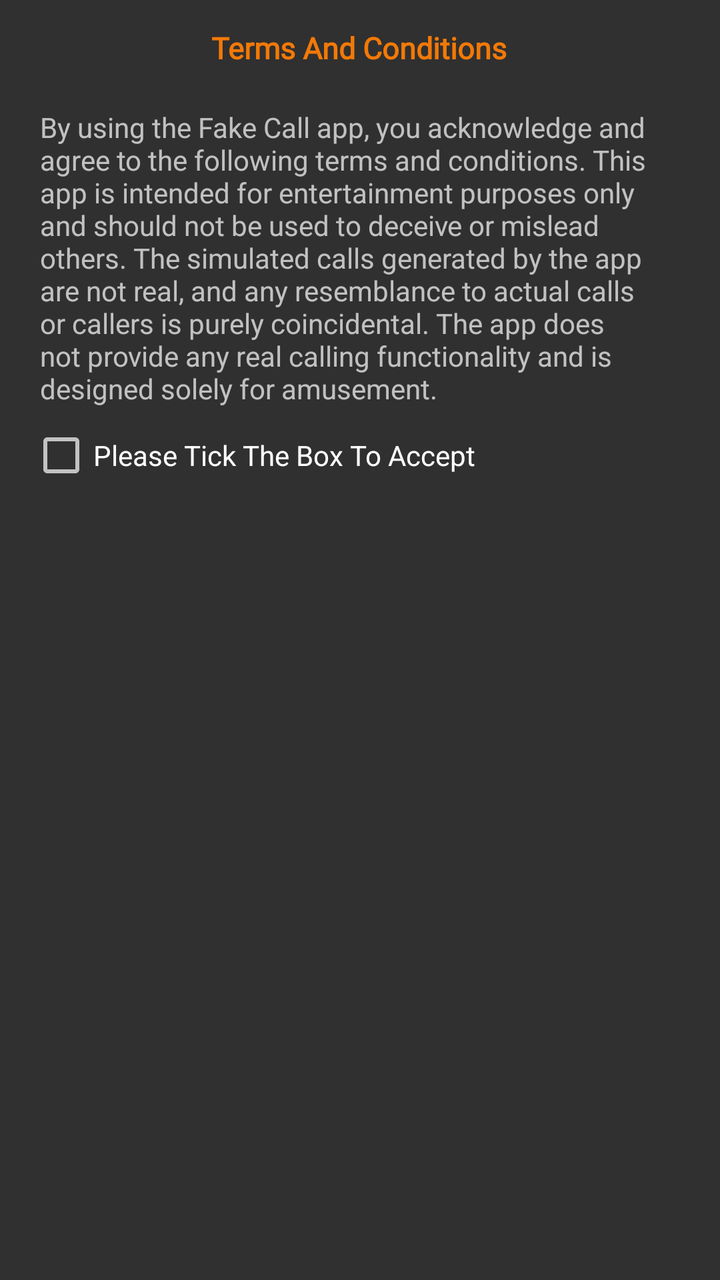
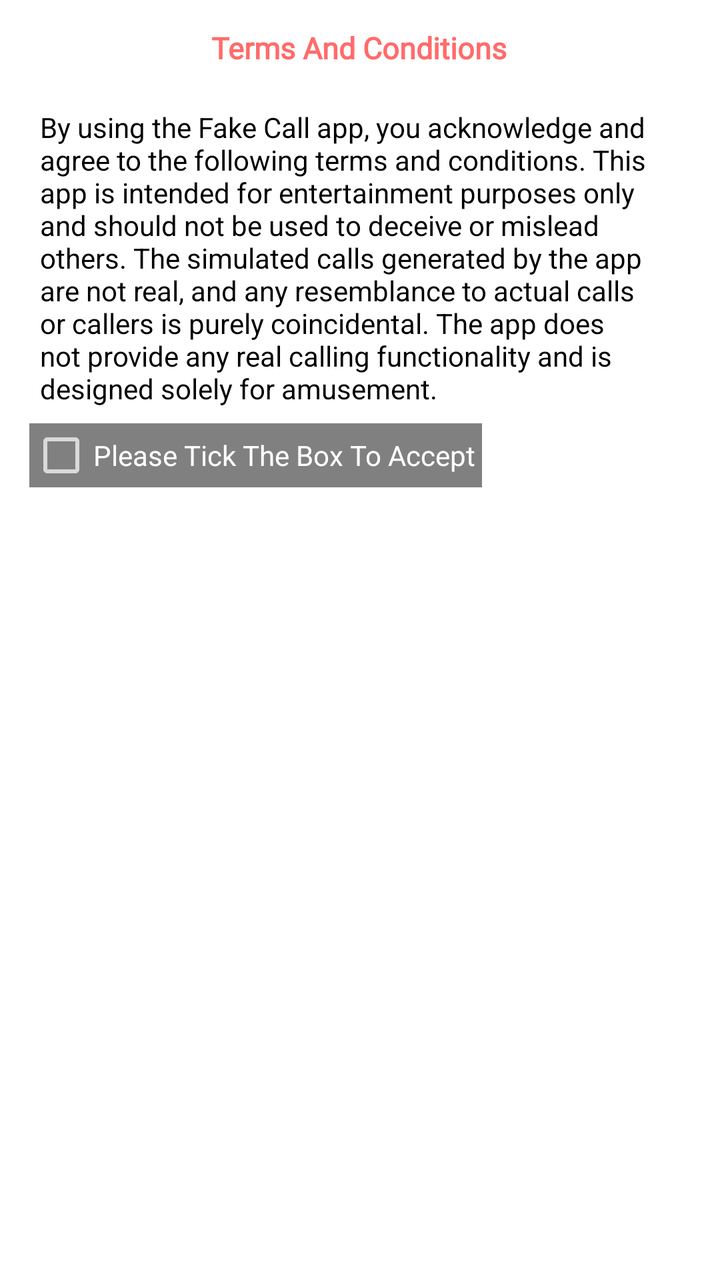

An Android layout rendered at two revisions. The XML below is the earlier revision; the diff shows what the commit changed to produce the second picture.
<!-- AndroidManifest.xml: activity theme Theme.AppCompat.NoActionBar -->
<!-- res/layout/activity_terms_and_condition.xml -->
<?xml version="1.0" encoding="utf-8"?>
<androidx.constraintlayout.widget.ConstraintLayout xmlns:android="http://schemas.android.com/apk/res/android"
    xmlns:app="http://schemas.android.com/apk/res-auto"
    xmlns:tools="http://schemas.android.com/tools"
    android:layout_width="match_parent"
    android:layout_height="match_parent"
    tools:context=".activities.TermsAndConditionActivity">

    <TextView
        android:id="@+id/texttermandconditions"
        android:layout_width="wrap_content"
        android:layout_height="wrap_content"
        android:fontFamily="@font/poppins_bold"
        android:text="Terms And Conditions"
        android:textColor="#f27907"
        android:textSize="15dp"
        android:textStyle="bold"
        app:layout_constraintBottom_toBottomOf="parent"
        app:layout_constraintEnd_toEndOf="parent"
        app:layout_constraintHorizontal_bias="0.498"
        app:layout_constraintStart_toStartOf="parent"
        app:layout_constraintTop_toTopOf="parent"
        app:layout_constraintVertical_bias="0.022" />

    <TextView
        android:id="@+id/texttermsandcondtioncontent"
        android:layout_width="match_parent"
        android:layout_height="wrap_content"
        android:layout_marginStart="20dp"
        android:layout_marginTop="20dp"
        android:layout_marginEnd="20dp"
        android:text="@string/terms_and_conditions"
        app:layout_constraintEnd_toEndOf="parent"
        app:layout_constraintHorizontal_bias="0.498"
        app:layout_constraintStart_toStartOf="parent"
        app:layout_constraintTop_toBottomOf="@+id/texttermandconditions" />

    <CheckBox
        android:id="@+id/checkBox"
        android:layout_width="wrap_content"
        android:layout_height="wrap_content"
        android:layout_marginTop="8dp"
        android:text="Please Tick The Box To Accept "
        app:layout_constraintEnd_toEndOf="parent"

        app:layout_constraintHorizontal_bias="0.109"
        app:layout_constraintStart_toStartOf="parent"
        app:layout_constraintTop_toBottomOf="@+id/texttermsandcondtioncontent" />

    <TextView
        android:id="@+id/continuedata"
        android:layout_width="283dp"
        android:layout_height="44dp"
        android:layout_marginTop="32dp"

        android:fontFamily="@font/poppins_bold"
        android:gravity="center"
        android:text="Continue"
        android:textAlignment="center"
        android:background="@drawable/btnbackground"
        android:textColor="@color/black"
        android:textSize="@dimen/_14ssp"
        android:textStyle="bold"
        android:visibility="gone"
        app:layout_constraintBottom_toBottomOf="parent"
        app:layout_constraintEnd_toEndOf="parent"
        app:layout_constraintStart_toStartOf="parent"
        app:layout_constraintTop_toBottomOf="@+id/checkBox"
        app:layout_constraintVertical_bias="0.0" />



</androidx.constraintlayout.widget.ConstraintLayout>
<!-- resources referenced by this layout -->
<resources>
  <color name="black">#FF000000</color>
  <!-- drawable btnbackground (drawable) -->
  <?xml version="1.0" encoding="utf-8"?>
  <shape xmlns:android="http://schemas.android.com/apk/res/android"
      android:shape="rectangle">
      <solid android:color="#FF8600" />
      <corners android:bottomRightRadius="8dp"
          android:bottomLeftRadius="8dp"
          android:topRightRadius="8dp"
          android:topLeftRadius="8dp"/>
  </shape>
  <string name="terms_and_conditions">By using the Fake Call app, you acknowledge and agree to the following terms and conditions.
          This app is intended for entertainment purposes only and should not be used to deceive or mislead others. The simulated calls generated by the app are not real,
          and any resemblance to actual calls or callers is purely coincidental.
          The app does not provide any real calling functionality and is designed solely for amusement.</string>
</resources>

<!-- the commit's change to res/layout/activity_terms_and_condition.xml (unified diff, before → after) -->
@@ -4,6 +4,7 @@
     xmlns:tools="http://schemas.android.com/tools"
     android:layout_width="match_parent"
     android:layout_height="match_parent"
+    android:background="@color/white"
     tools:context=".activities.TermsAndConditionActivity">
 
     <TextView
@@ -12,7 +13,7 @@
         android:layout_height="wrap_content"
         android:fontFamily="@font/poppins_bold"
         android:text="Terms And Conditions"
-        android:textColor="#f27907"
+        android:textColor="@color/pink"
         android:textSize="15dp"
         android:textStyle="bold"
         app:layout_constraintBottom_toBottomOf="parent"
@@ -29,6 +30,7 @@
         android:layout_marginStart="20dp"
         android:layout_marginTop="20dp"
         android:layout_marginEnd="20dp"
+        android:textColor="@color/black"
         android:text="@string/terms_and_conditions"
         app:layout_constraintEnd_toEndOf="parent"
         app:layout_constraintHorizontal_bias="0.498"
@@ -40,9 +42,10 @@
         android:layout_width="wrap_content"
         android:layout_height="wrap_content"
         android:layout_marginTop="8dp"
+        android:textColor="@color/white"
         android:text="Please Tick The Box To Accept "
+        android:background="@color/gray"
         app:layout_constraintEnd_toEndOf="parent"
-
         app:layout_constraintHorizontal_bias="0.109"
         app:layout_constraintStart_toStartOf="parent"
         app:layout_constraintTop_toBottomOf="@+id/texttermsandcondtioncontent" />
@@ -58,7 +61,7 @@
         android:text="Continue"
         android:textAlignment="center"
         android:background="@drawable/btnbackground"
-        android:textColor="@color/black"
+        android:textColor="@color/white"
         android:textSize="@dimen/_14ssp"
         android:textStyle="bold"
         android:visibility="gone"
<!-- resource entries referenced after the edit -->
@@ -1,11 +1,14 @@
 <!-- resources referenced by this layout -->
 <resources>
   <color name="black">#FF000000</color>
+  <color name="gray">#808080</color>
+  <color name="pink">#FF6B6B</color>
+  <color name="white">#FFFFFFFF</color>
   <!-- drawable btnbackground (drawable) -->
   <?xml version="1.0" encoding="utf-8"?>
   <shape xmlns:android="http://schemas.android.com/apk/res/android"
       android:shape="rectangle">
-      <solid android:color="#FF8600" />
+      <solid android:color="@color/pink" />
       <corners android:bottomRightRadius="8dp"
           android:bottomLeftRadius="8dp"
           android:topRightRadius="8dp"
